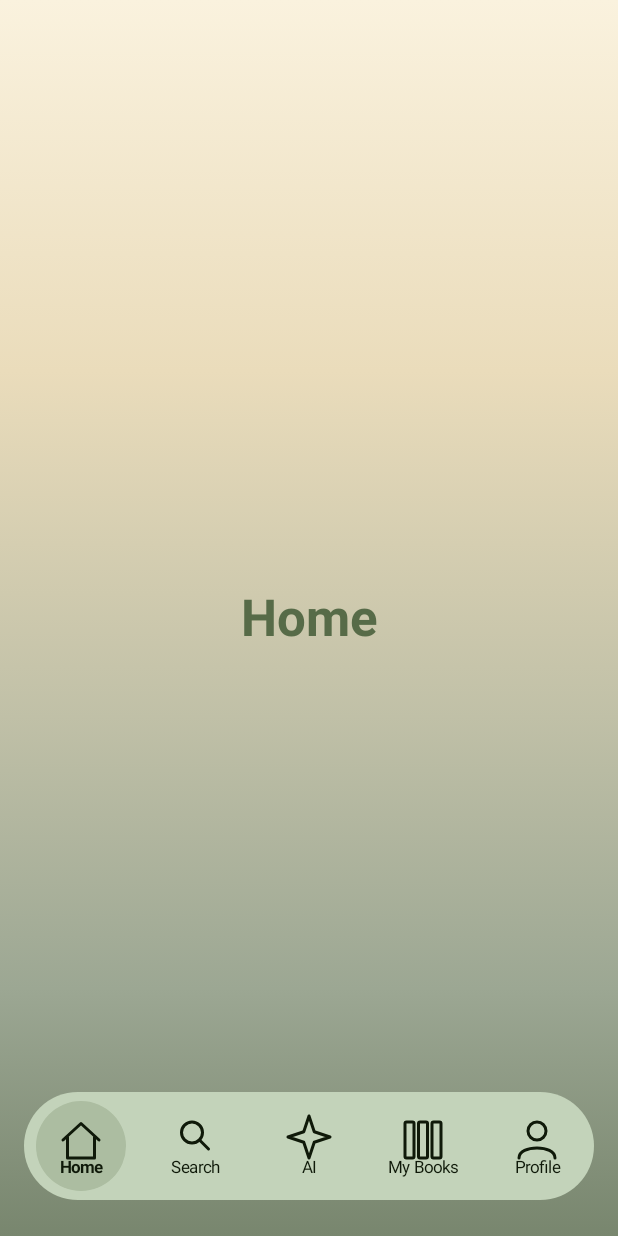
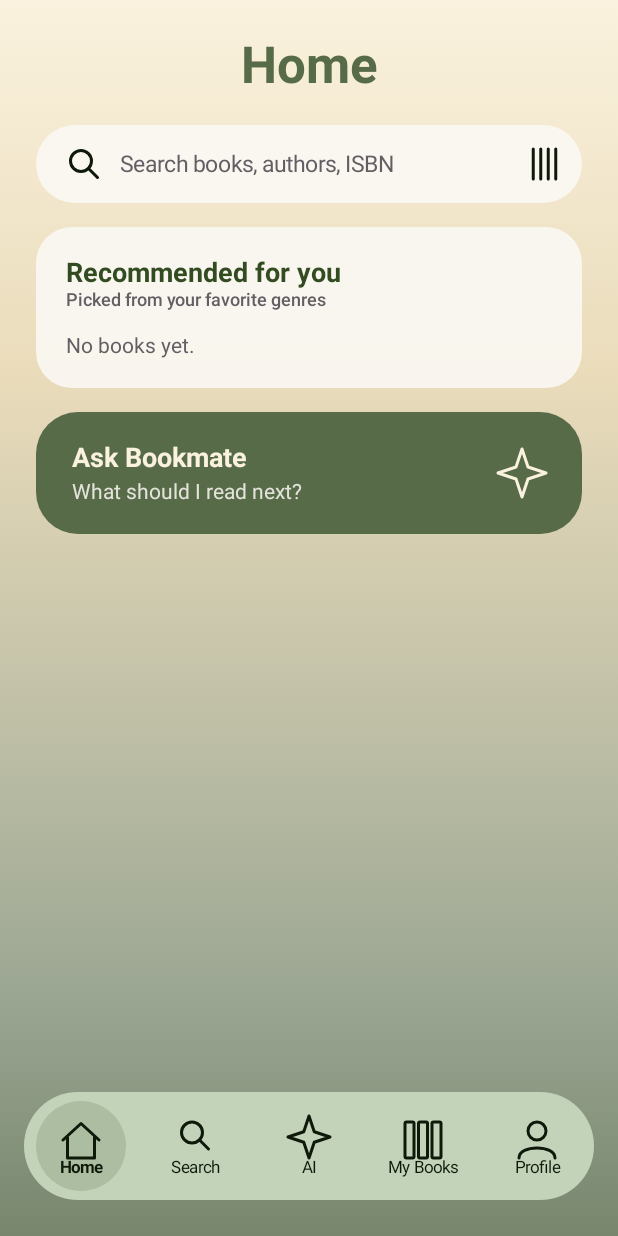
Before and after one commit to shuvosarkar96/Bookmate, an Android app built with Jetpack Compose: the HomeScreen screen opened through its navigation route, on a phone screen of 412 x 824 dp. Run offline under Robolectric (Android 15) with nearby library versions, the phone set to English and light mode, and no system bars; our stand-ins replace Dagger/Hilt's generated code, Firebase (no records; nobody signed in at launch, a user with empty details on screens opened directly); libraries missing offline, so code that uses them is left out: androidx.hilt.lifecycle.

Commit message:
feat: add home screen with recommended books

```diff
--- a/implementation/Bookmate/app/src/main/java/com/bookmate/app/ui/BookmateApp.kt
+++ b/implementation/Bookmate/app/src/main/java/com/bookmate/app/ui/BookmateApp.kt
@@ -11,7 +11,6 @@ import androidx.compose.ui.Alignment
 import androidx.compose.ui.Modifier
 import androidx.compose.ui.res.stringResource
 import androidx.compose.ui.unit.dp
-import androidx.navigation.NavGraph.Companion.findStartDestination
 import androidx.navigation.NavGraphBuilder
 import androidx.navigation.NavType
 import androidx.navigation.compose.NavHost
@@ -21,6 +20,7 @@ import androidx.navigation.compose.rememberNavController
 import androidx.navigation.navArgument
 import com.bookmate.app.R
 import com.bookmate.app.ui.auth.LoginScreen
+import com.bookmate.app.ui.home.HomeScreen
 import com.bookmate.app.ui.auth.RegisterScreen
 import com.bookmate.app.ui.onboarding.OnboardingScreen
 import com.bookmate.app.ui.splash.SplashScreen
@@ -127,7 +127,26 @@ fun BookmateApp() {
                 )
             }
 
-            placeholder(Routes.HOME, R.string.nav_home)
+            composable(Routes.HOME) {
+                HomeScreen(
+                    onSearchClick = {
+                        navController.navigate(Routes.SEARCH) {
+                            popUpTo(Routes.HOME) { saveState = true }
+                            launchSingleTop = true
+                            restoreState = true
+                        }
+                    },
+                    onScanClick = { navController.navigate(Routes.SCAN) },
+                    onAskClick = {
+                        navController.navigate(Routes.AI) {
+                            popUpTo(Routes.HOME) { saveState = true }
+                            launchSingleTop = true
+                            restoreState = true
+                        }
+                    },
+                    onBookClick = { bookId -> navController.navigate(Routes.bookDetail(bookId)) }
+                )
+            }
             placeholder(Routes.SEARCH, R.string.nav_search)
             placeholder(Routes.AI, R.string.nav_ai)
             placeholder(Routes.MY_BOOKS, R.string.nav_my_books)
@@ -157,7 +176,7 @@ fun BookmateApp() {
                 selected = currentTab,
                 onSelect = { tab ->
                     navController.navigate(tab.route()) {
-                        popUpTo(navController.graph.findStartDestination().id) {
+                        popUpTo(Routes.HOME) {
                             saveState = true
                         }
                         launchSingleTop = true
--- /dev/null
+++ b/implementation/Bookmate/app/src/main/java/com/bookmate/app/ui/components/BookmateIcons.kt
@@ -0,0 +1,75 @@
+package com.bookmate.app.ui.components
+
+import androidx.compose.foundation.Canvas
+import androidx.compose.foundation.layout.size
+import androidx.compose.runtime.Composable
+import androidx.compose.ui.Modifier
+import androidx.compose.ui.geometry.Offset
+import androidx.compose.ui.graphics.Color
+import androidx.compose.ui.graphics.Path
+import androidx.compose.ui.graphics.StrokeCap
+import androidx.compose.ui.graphics.StrokeJoin
+import androidx.compose.ui.graphics.drawscope.Stroke
+import androidx.compose.ui.unit.Dp
+import androidx.compose.ui.unit.dp
+import com.bookmate.app.ui.theme.TextPrimary
+
+@Composable
+fun SearchIcon(modifier: Modifier = Modifier, color: Color = TextPrimary, size: Dp = 24.dp) {
+    Canvas(modifier = modifier.size(size)) {
+        val s = this.size.width / 24f
+        drawCircle(
+            color = color,
+            radius = 7f * s,
+            center = Offset(10f * s, 10f * s),
+            style = Stroke(width = 2f * s, cap = StrokeCap.Round)
+        )
+        drawLine(
+            color = color,
+            start = Offset(15f * s, 15f * s),
+            end = Offset(21f * s, 21f * s),
+            strokeWidth = 2f * s,
+            cap = StrokeCap.Round
+        )
+    }
+}
+
+@Composable
+fun BarcodeIcon(modifier: Modifier = Modifier, color: Color = TextPrimary, size: Dp = 24.dp) {
+    Canvas(modifier = modifier.size(size)) {
+        val s = this.size.width / 24f
+        listOf(3.5f, 8.5f, 13.5f, 18.5f).forEach { x ->
+            drawLine(
+                color = color,
+                start = Offset(x * s, 2f * s),
+                end = Offset(x * s, 22f * s),
+                strokeWidth = 2f * s,
+                cap = StrokeCap.Round
+            )
+        }
+    }
+}
+
+@Composable
+fun SparkleIcon(modifier: Modifier = Modifier, color: Color = TextPrimary, size: Dp = 32.dp) {
+    Canvas(modifier = modifier.size(size)) {
+        val s = this.size.width / 32f
+        val c = 16f
+        val path = Path().apply {
+            moveTo(c * s, (c - 16f) * s)
+            lineTo((c + 4f) * s, (c - 4f) * s)
+            lineTo((c + 16f) * s, c * s)
+            lineTo((c + 4f) * s, (c + 4f) * s)
+            lineTo(c * s, (c + 16f) * s)
+            lineTo((c - 4f) * s, (c + 4f) * s)
+            lineTo((c - 16f) * s, c * s)
+            lineTo((c - 4f) * s, (c - 4f) * s)
+            close()
+        }
+        drawPath(
+            path = path,
+            color = color,
+            style = Stroke(width = 2f * s, join = StrokeJoin.Round)
+        )
+    }
+}
--- /dev/null
+++ b/implementation/Bookmate/app/src/main/java/com/bookmate/app/ui/home/HomeScreen.kt
@@ -0,0 +1,211 @@
+package com.bookmate.app.ui.home
+
+import androidx.compose.foundation.background
+import androidx.compose.foundation.clickable
+import androidx.compose.foundation.layout.Arrangement
+import androidx.compose.foundation.layout.Box
+import androidx.compose.foundation.layout.Column
+import androidx.compose.foundation.layout.Row
+import androidx.compose.foundation.layout.Spacer
+import androidx.compose.foundation.layout.fillMaxSize
+import androidx.compose.foundation.layout.fillMaxWidth
+import androidx.compose.foundation.layout.height
+import androidx.compose.foundation.layout.padding
+import androidx.compose.foundation.layout.size
+import androidx.compose.foundation.layout.statusBarsPadding
+import androidx.compose.foundation.rememberScrollState
+import androidx.compose.foundation.shape.RoundedCornerShape
+import androidx.compose.foundation.verticalScroll
+import androidx.compose.material3.CircularProgressIndicator
+import androidx.compose.material3.MaterialTheme
+import androidx.compose.material3.Text
+import androidx.compose.runtime.Composable
+import androidx.compose.runtime.getValue
+import androidx.compose.ui.Alignment
+import androidx.compose.ui.Modifier
+import androidx.compose.ui.draw.clip
+import androidx.compose.ui.res.stringResource
+import androidx.compose.ui.text.font.FontWeight
+import androidx.compose.ui.text.style.TextAlign
+import androidx.compose.ui.unit.dp
+import androidx.compose.ui.unit.sp
+import androidx.hilt.lifecycle.viewmodel.compose.hiltViewModel
+import androidx.lifecycle.compose.collectAsStateWithLifecycle
+import com.bookmate.app.R
+import com.bookmate.app.ui.components.BarcodeIcon
+import com.bookmate.app.ui.components.BookCoverCard
+import com.bookmate.app.ui.components.BookmateCard
+import com.bookmate.app.ui.components.SearchIcon
+import com.bookmate.app.ui.components.SparkleIcon
+import com.bookmate.app.ui.theme.Cream
+import com.bookmate.app.ui.theme.CardSurface
+import com.bookmate.app.ui.theme.DarkGreen
+import com.bookmate.app.ui.theme.Dimens
+import com.bookmate.app.ui.theme.Green
+import com.bookmate.app.ui.theme.SecondaryContainerColor
+import com.bookmate.app.ui.theme.TextSecondary
+
+@Composable
+fun HomeScreen(
+    onSearchClick: () -> Unit,
+    onScanClick: () -> Unit,
+    onAskClick: () -> Unit,
+    onBookClick: (String) -> Unit,
+    viewModel: HomeViewModel = hiltViewModel()
+) {
+    val state by viewModel.uiState.collectAsStateWithLifecycle()
+
+    Column(
+        modifier = Modifier
+            .fillMaxSize()
+            .statusBarsPadding()
+            .verticalScroll(rememberScrollState())
+            .padding(horizontal = Dimens.SideMargin)
+    ) {
+        Spacer(modifier = Modifier.height(24.dp))
+        Text(
+            text = stringResource(R.string.nav_home),
+            style = MaterialTheme.typography.headlineLarge,
+            color = MaterialTheme.colorScheme.primary,
+            textAlign = TextAlign.Center,
+            modifier = Modifier.fillMaxWidth()
+        )
+        Spacer(modifier = Modifier.height(20.dp))
+
+        SearchBar(onSearchClick = onSearchClick, onScanClick = onScanClick)
+        Spacer(modifier = Modifier.height(16.dp))
+
+        BookmateCard {
+            Column(modifier = Modifier.padding(4.dp)) {
+                Text(
+                    text = stringResource(R.string.home_recommended_title),
+                    style = MaterialTheme.typography.titleMedium,
+                    fontWeight = FontWeight.Bold,
+                    color = DarkGreen
+                )
+                Text(
+                    text = stringResource(R.string.home_recommended_subtitle),
+                    style = MaterialTheme.typography.labelMedium.copy(fontSize = 12.sp),
+                    color = TextSecondary
+                )
+                Spacer(modifier = Modifier.height(16.dp))
+                when {
+                    state.isLoading -> Box(
+                        modifier = Modifier
+                            .fillMaxWidth()
+                            .height(180.dp),
+                        contentAlignment = Alignment.Center
+                    ) {
+                        CircularProgressIndicator(color = Green)
+                    }
+
+                    state.errorRes != null -> Column(
+                        modifier = Modifier.fillMaxWidth(),
+                        horizontalAlignment = Alignment.CenterHorizontally
+                    ) {
+                        Text(
+                            text = stringResource(state.errorRes!!),
+                            style = MaterialTheme.typography.bodyMedium,
+                            color = MaterialTheme.colorScheme.error
+                        )
+                        Spacer(modifier = Modifier.height(8.dp))
+                        Text(
+                            text = stringResource(R.string.home_retry),
+                            style = MaterialTheme.typography.labelLarge,
+                            color = DarkGreen,
+                            modifier = Modifier
+                                .clickable(onClick = viewModel::load)
+                                .padding(8.dp)
+                        )
+                    }
+
+                    state.recommended.isEmpty() -> Text(
+                        text = stringResource(R.string.home_empty),
+                        style = MaterialTheme.typography.bodyMedium,
+                        color = TextSecondary
+                    )
+
+                    else -> Row(horizontalArrangement = Arrangement.spacedBy(10.dp)) {
+                        state.recommended.forEachIndexed { index, book ->
+                            BookCoverCard(
+                                book = book,
+                                index = index,
+                                onClick = { onBookClick(book.id) },
+                                modifier = Modifier.weight(1f)
+                            )
+                        }
+                        repeat(3 - state.recommended.size) {
+                            Spacer(modifier = Modifier.weight(1f))
+                        }
+                    }
+                }
+            }
+        }
+
+        Spacer(modifier = Modifier.height(16.dp))
+        AskBookmateCard(onClick = onAskClick)
+        Spacer(modifier = Modifier.height(Dimens.NavHeight + 48.dp))
+    }
+}
+
+@Composable
+private fun SearchBar(onSearchClick: () -> Unit, onScanClick: () -> Unit) {
+    Row(
+        modifier = Modifier
+            .fillMaxWidth()
+            .height(Dimens.FieldHeight)
+            .clip(RoundedCornerShape(26.dp))
+            .background(CardSurface)
+            .clickable(onClick = onSearchClick)
+            .padding(start = 20.dp),
+        verticalAlignment = Alignment.CenterVertically
+    ) {
+        SearchIcon()
+        Text(
+            text = stringResource(R.string.home_search_hint),
+            style = MaterialTheme.typography.bodyMedium.copy(fontSize = 15.sp),
+            color = TextSecondary,
+            modifier = Modifier
+                .weight(1f)
+                .padding(start = 12.dp)
+        )
+        Box(
+            modifier = Modifier
+                .size(48.dp)
+                .clickable(onClick = onScanClick),
+            contentAlignment = Alignment.Center
+        ) {
+            BarcodeIcon()
+        }
+    }
+}
+
+@Composable
+private fun AskBookmateCard(onClick: () -> Unit) {
+    Row(
+        modifier = Modifier
+            .fillMaxWidth()
+            .clip(RoundedCornerShape(28.dp))
+            .background(Green)
+            .clickable(onClick = onClick)
+            .padding(horizontal = 24.dp, vertical = 20.dp),
+        verticalAlignment = Alignment.CenterVertically,
+        horizontalArrangement = Arrangement.SpaceBetween
+    ) {
+        Column(modifier = Modifier.weight(1f)) {
+            Text(
+                text = stringResource(R.string.home_ask_title),
+                style = MaterialTheme.typography.titleMedium,
+                fontWeight = FontWeight.Bold,
+                color = Cream
+            )
+            Spacer(modifier = Modifier.height(4.dp))
+            Text(
+                text = stringResource(R.string.home_ask_subtitle),
+                style = MaterialTheme.typography.bodyMedium,
+                color = SecondaryContainerColor
+            )
+        }
+        SparkleIcon(color = Cream)
+    }
+}
--- /dev/null
+++ b/implementation/Bookmate/app/src/main/java/com/bookmate/app/ui/home/HomeViewModel.kt
@@ -0,0 +1,53 @@
+package com.bookmate.app.ui.home
+
+import androidx.annotation.StringRes
+import androidx.lifecycle.ViewModel
+import androidx.lifecycle.viewModelScope
+import com.bookmate.app.R
+import com.bookmate.app.domain.model.Book
+import com.bookmate.app.domain.repository.AuthRepository
+import com.bookmate.app.domain.repository.BookRepository
+import com.bookmate.app.util.pickRecommended
+import dagger.hilt.android.lifecycle.HiltViewModel
+import javax.inject.Inject
+import kotlinx.coroutines.flow.MutableStateFlow
+import kotlinx.coroutines.flow.StateFlow
+import kotlinx.coroutines.flow.asStateFlow
+import kotlinx.coroutines.flow.update
+import kotlinx.coroutines.launch
+
+data class HomeUiState(
+    val isLoading: Boolean = true,
+    val recommended: List<Book> = emptyList(),
+    @StringRes val errorRes: Int? = null
+)
+
+@HiltViewModel
+class HomeViewModel @Inject constructor(
+    private val bookRepository: BookRepository,
+    private val authRepository: AuthRepository
+) : ViewModel() {
+
+    private val _uiState = MutableStateFlow(HomeUiState())
+    val uiState: StateFlow<HomeUiState> = _uiState.asStateFlow()
+
+    init {
+        load()
+    }
+
+    fun load() {
+        _uiState.update { it.copy(isLoading = true, errorRes = null) }
+        viewModelScope.launch {
+            val favorites = authRepository.currentUser().getOrNull()?.favoriteGenres.orEmpty()
+            bookRepository.getBooks()
+                .onSuccess { books ->
+                    _uiState.update {
+                        it.copy(isLoading = false, recommended = pickRecommended(books, favorites))
+                    }
+                }
+                .onFailure {
+                    _uiState.update { it.copy(isLoading = false, errorRes = R.string.error_unknown) }
+                }
+        }
+    }
+}
--- /dev/null
+++ b/implementation/Bookmate/app/src/main/java/com/bookmate/app/util/Recommendations.kt
@@ -0,0 +1,10 @@
+package com.bookmate.app.util
+
+import com.bookmate.app.domain.model.Book
+
+/** Books from the favorite genres first, then the rest, up to [limit]. */
+fun pickRecommended(books: List<Book>, favoriteGenres: List<String>, limit: Int = 3): List<Book> {
+    val matching = books.filter { it.genre in favoriteGenres }
+    val others = books.filter { it.genre !in favoriteGenres }
+    return (matching + others).take(limit)
+}
--- a/implementation/Bookmate/app/src/main/res/values/strings.xml
+++ b/implementation/Bookmate/app/src/main/res/values/strings.xml
@@ -64,4 +64,13 @@
     <string name="genre_horror">Horror</string>
     <string name="genre_technology">Technology</string>
     <string name="genre_self_help">Self-help</string>
+    <string name="home_search_hint">Search books, authors, ISBN</string>
+    <string name="home_recommended_title">Recommended for you</string>
+    <string name="home_recommended_subtitle">Picked from your favorite genres</string>
+    <string name="home_ask_title">Ask Bookmate</string>
+    <string name="home_ask_subtitle">What should I read next?</string>
+    <string name="home_empty">No books yet.</string>
+    <string name="home_retry">Try again</string>
+    <string name="access_free">Free</string>
+    <string name="access_premium">Premium</string>
 </resources>
```
Also changed, not shown: implementation/Bookmate/app/src/main/java/com/bookmate/app/ui/components/AccessChip.kt (added, +42 -0 lines), implementation/Bookmate/app/src/main/java/com/bookmate/app/ui/components/BookCoverCard.kt (added, +75 -0 lines).
